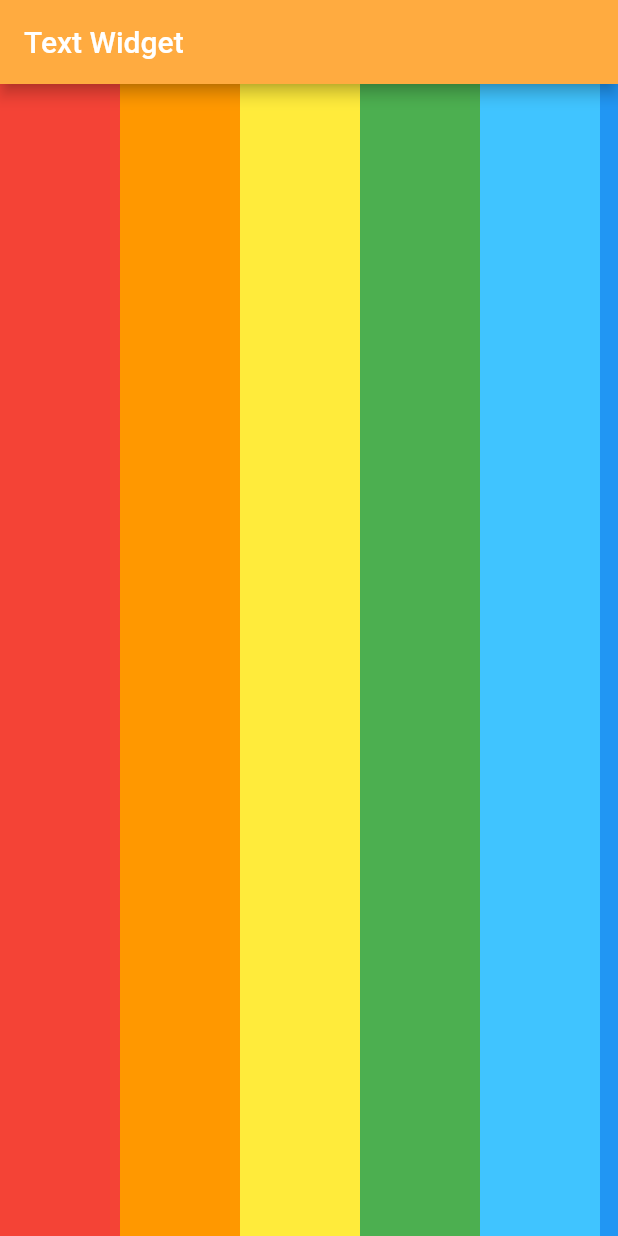
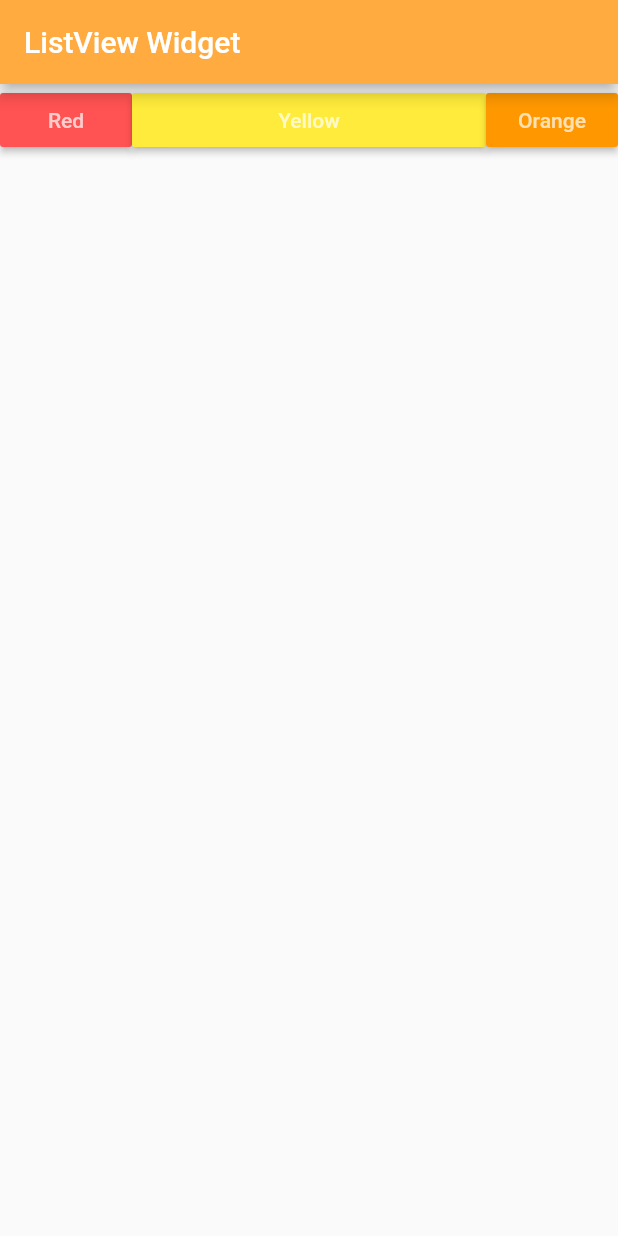
Before and after one commit to TennyQianghuacong/flutter_app, a Flutter app: the screen it shows after launch, on a phone screen of 412 x 824 dp. Run offline on Flutter 3.47's test engine with Material 2 defaults, Android fonts, the phone set to English and light mode, and no system bars.

Commit message:
布局Test

```diff
--- /dev/null
+++ b/lib/layout_sample.dart
@@ -0,0 +1,40 @@
+import 'package:flutter/material.dart';
+
+class MyRowTest extends StatelessWidget {
+  @override
+  Widget build(BuildContext context) {
+    return Row(
+      children: <Widget>[
+        RaisedButton(
+          onPressed: () {},
+          color: Colors.redAccent,
+          padding: EdgeInsets.all(5.0),
+          child: Text(
+            "Red",
+            style: TextStyle(color: Colors.white70),
+          ),
+        ),
+        Expanded(
+          child: RaisedButton(
+            onPressed: () {},
+            color: Colors.yellow,
+            padding: EdgeInsets.all(5.0),
+            child: Text(
+              "Yellow",
+              style: TextStyle(color: Colors.white70),
+            ),
+          ),
+        ),
+        RaisedButton(
+          onPressed: () {},
+          color: Colors.orange,
+          padding: EdgeInsets.all(5.0),
+          child: Text(
+            "Orange",
+            style: TextStyle(color: Colors.white70),
+          ),
+        ),
+      ],
+    );
+  }
+}
--- a/lib/main.dart
+++ b/lib/main.dart
@@ -1,51 +1,115 @@
 import 'package:flutter/material.dart';
 
-void main() => runApp(MyAPP());
+import 'layout_sample.dart';
+
+void main() => runApp(MyAPP(
+      items: List<String>.generate(1000, (i) => "Item $i"),
+    ));
 
 class MyAPP extends StatelessWidget {
+  final List<String> items;
+
+  MyAPP({Key key, @required this.items}) : super(key: key);
+
   @override
   Widget build(BuildContext context) {
     return MaterialApp(
-      title: 'Text Widget',
+      title: 'ListView Widget',
       home: Scaffold(
         appBar: AppBar(
-          title: Text('Text Widget'),
+          title: Text('ListView Widget'),
           backgroundColor: Colors.orangeAccent,
         ),
-        body: ListView(
-          scrollDirection: Axis.horizontal,
-          children: <Widget>[
-            new Container(
-              width: 80.0,
-              color: Colors.red,
-            ),
-            new Container(
-              width: 80.0,
-              color: Colors.orange,
-            ),
-            new Container(
-              width: 80.0,
-              color: Colors.yellow,
-            ),
-            new Container(
-              width: 80.0,
-              color: Colors.green,
-            ),
-            new Container(
-              width: 80.0,
-              color: Colors.lightBlueAccent,
-            ),
-            new Container(
-              width: 80.0,
-              color: Colors.blue,
-            ),
-            new Container(
-              width: 80.0,
-              color: Colors.purple,
-            )
-          ],
+        body: Container(
+          child: MyRowTest(),
         ),
       ),
     );
   }
 }
+
+class MyTextList extends StatelessWidget {
+  final List<String> items;
+
+  const MyTextList({Key key, @required this.items}) : super(key: key);
+
+  @override
+  Widget build(BuildContext context) {
+    // TODO: implement build
+    return ListView.builder(
+        itemCount: items.length,
+        itemBuilder: (context, index) {
+          return new ListTile(
+            title: Text('${items[index]}'),
+          );
+        });
+  }
+}
+
+class MyGridView extends StatelessWidget {
+  final List<String> items;
+
+  const MyGridView({Key key, this.items}) : super(key: key);
+
+  @override
+  Widget build(BuildContext context) {
+    // TODO: implement build
+    return GridView.builder(
+        itemCount: items.length,
+        gridDelegate: SliverGridDelegateWithFixedCrossAxisCount(
+          crossAxisCount: 3,
+          crossAxisSpacing: 2.0,
+          mainAxisSpacing: 2.0,
+          childAspectRatio: 1
+        ),
+        itemBuilder: (context, index) {
+          return new ListTile(
+            title: Text(
+              '${items[index]}',
+              style: TextStyle(backgroundColor: Colors.blueGrey),
+            ),
+
+          );
+        });
+  }
+}
+
+class MyList extends StatelessWidget {
+  @override
+  Widget build(BuildContext context) {
+    // TODO: implement build
+    return ListView(
+      scrollDirection: Axis.horizontal,
+      children: <Widget>[
+        new Container(
+          width: 180.0,
+          color: Colors.red,
+        ),
+        new Container(
+          width: 180.0,
+          color: Colors.orange,
+        ),
+        new Container(
+          width: 180.0,
+          color: Colors.yellow,
+        ),
+        new Container(
+          width: 180.0,
+          color: Colors.lightGreen,
+        ),
+        new Container(
+          width: 180.0,
+          color: Colors.lightBlue,
+        ),
+        new Container(
+          width: 180.0,
+          color: Colors.blue,
+        ),
+        new Container(
+          width: 180.0,
+          color: Colors.purple,
+        )
+      ],
+    );
+  }
+}
```
